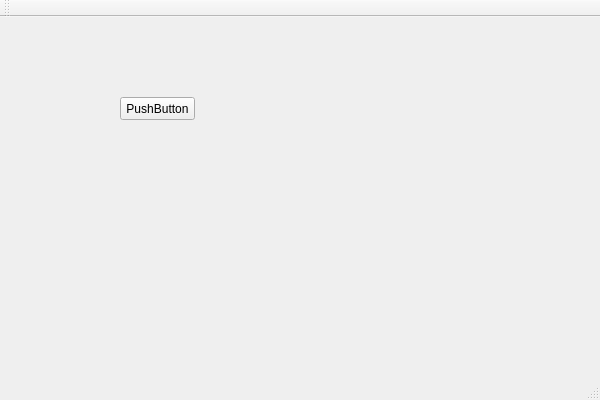
Above: QtInspector/QtInspector/QtInspector.ui from GGiter/QtInspector before the change. Below: the same form after it.
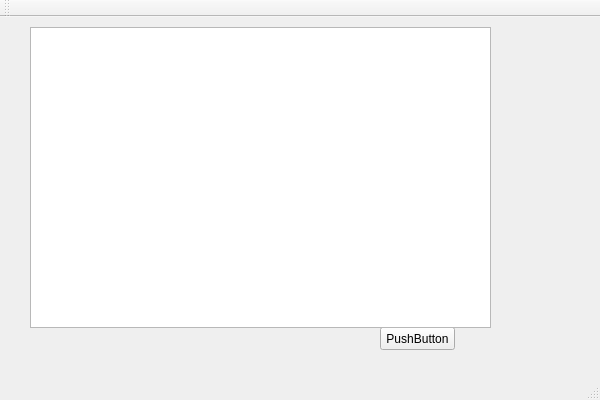
That is the form after the change.

Commit message: add tree view and abstract item model

The edit to the form file:
```diff
--- a/QtInspector/QtInspector/QtInspector.ui
+++ b/QtInspector/QtInspector/QtInspector.ui
@@ -17,8 +17,8 @@
    <widget class="QPushButton" name="pushButton">
     <property name="geometry">
      <rect>
-      <x>120</x>
-      <y>80</y>
+      <x>380</x>
+      <y>310</y>
       <width>75</width>
       <height>23</height>
      </rect>
@@ -27,6 +27,16 @@
      <string>PushButton</string>
     </property>
    </widget>
+   <widget class="QTreeView" name="treeView">
+    <property name="geometry">
+     <rect>
+      <x>30</x>
+      <y>10</y>
+      <width>461</width>
+      <height>301</height>
+     </rect>
+    </property>
+   </widget>
   </widget>
   <widget class="QMenuBar" name="menuBar">
    <property name="geometry">
```
The commit also changes 11 other files.
